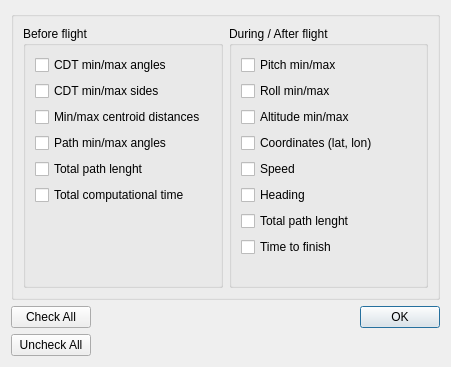
First picture: the form in src/qtnp/ui/log_settings.ui, repository fbalaban/qtnp, before the edit.
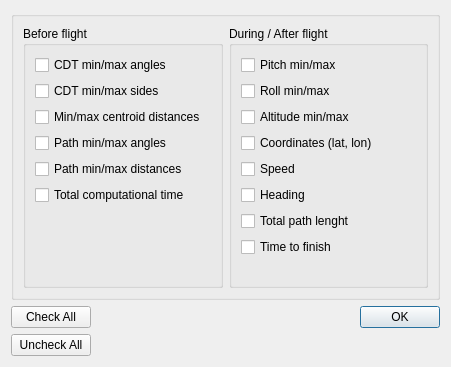
Second picture: the form after the edit.

Patch:
```diff
--- a/src/qtnp/ui/log_settings.ui
+++ b/src/qtnp/ui/log_settings.ui
@@ -100,7 +100,7 @@
          <item row="4" column="0">
           <widget class="QCheckBox" name="checkbox_path_lenght_expected">
            <property name="text">
-            <string>Total path lenght</string>
+            <string>Path min/max distances</string>
            </property>
           </widget>
          </item>
```
